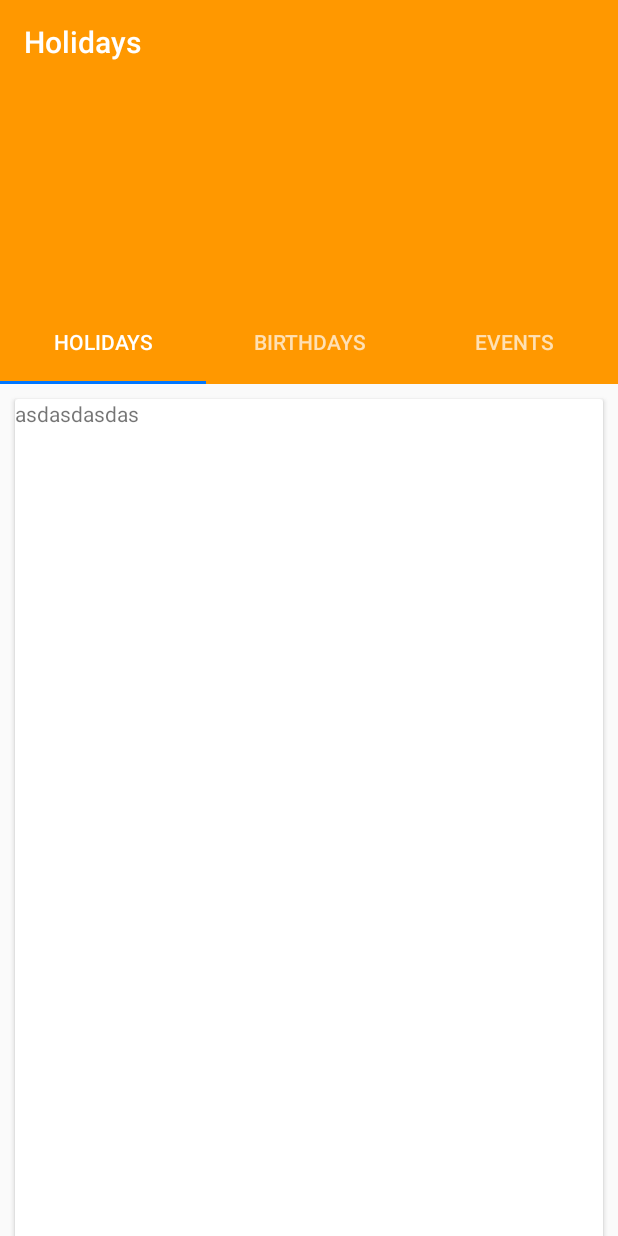
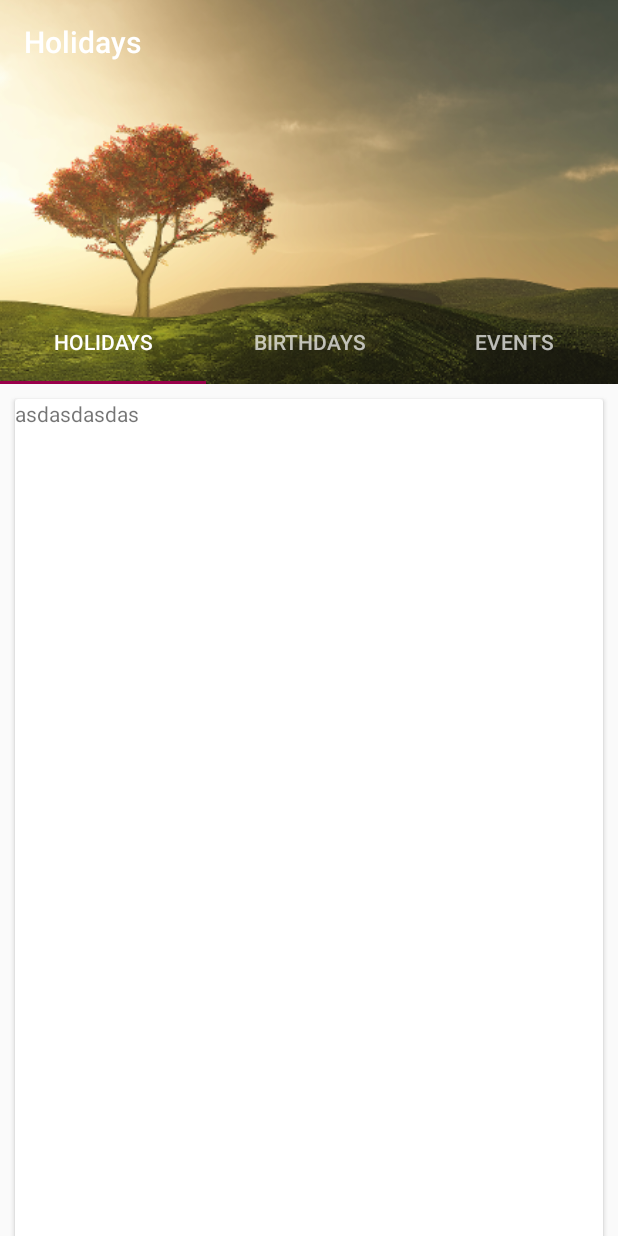
Before and after one commit to solandmedotru/Holidays, an Android app: the MainActivity screen opened directly, with no data from a screen before it, on a phone screen of 412 x 824 dp. Run offline under Robolectric (Android 15) with nearby library versions, the phone set to English and light mode, and no system bars.

Commit message:
added collapsing image  and change colors

```diff
--- a/app/src/main/res/layout/activity_main.xml
+++ b/app/src/main/res/layout/activity_main.xml
@@ -20,6 +20,14 @@
             app:expandedTitleMarginStart="48dp"
             app:expandedTitleMarginEnd="64dp"
             app:titleEnabled="false">
+
+            <ImageView
+                android:layout_width="match_parent"
+                android:layout_height="match_parent"
+                android:src="@mipmap/image_one"
+                android:scaleType="centerCrop"
+                android:fitsSystemWindows="true"
+                app:layout_collapseMode="parallax" />
 
             <include layout="@layout/toolbar" />
 
--- a/app/src/main/res/values/colors.xml
+++ b/app/src/main/res/values/colors.xml
@@ -1,6 +1,6 @@
 <?xml version="1.0" encoding="utf-8"?>
 <resources>
-    <color name="colorPrimary">#ff9800</color>
-    <color name="colorPrimaryDark">#f57c00</color>
-    <color name="colorAccent">#0077ff</color>
+    <color name="colorPrimary">#795548</color>
+    <color name="colorPrimaryDark">#5d4037</color>
+    <color name="colorAccent">#99004a</color>
 </resources>
--- a/app/src/main/res/values/styles.xml
+++ b/app/src/main/res/values/styles.xml
@@ -7,7 +7,6 @@
     </style>
 
     <style name="AppTheme.Toolbar" parent="ThemeOverlay.AppCompat.Dark.ActionBar">
-        <item name="android:background">@color/colorPrimary</item>
     </style>
 
     <style name="AppTheme.Splash" parent="AppTheme">
```
Also changed, not shown: app/src/main/res/mipmap-xxxhdpi/image_one.png (added).
